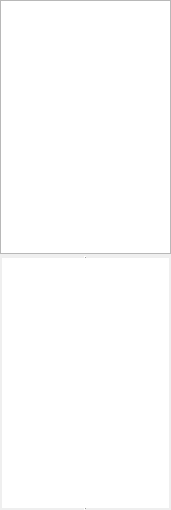
The window that widget_file_browse.ui (ThKattanek/emu64) describes before a commit, drawn with Qt 5.
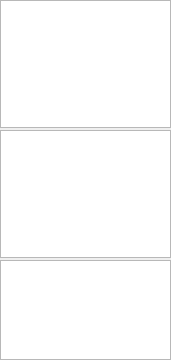
The same window after the commit.

What changed in the file:
```diff
--- a/widget_file_browse.ui
+++ b/widget_file_browse.ui
@@ -7,7 +7,7 @@
     <x>0</x>
     <y>0</y>
     <width>171</width>
-    <height>510</height>
+    <height>360</height>
    </rect>
   </property>
   <property name="font">
@@ -39,6 +39,12 @@
          <pointsize>7</pointsize>
         </font>
        </property>
+       <property name="showDropIndicator" stdset="0">
+        <bool>true</bool>
+       </property>
+       <attribute name="headerVisible">
+        <bool>false</bool>
+       </attribute>
       </widget>
      </item>
      <item>
@@ -49,20 +55,27 @@
          <pointsize>7</pointsize>
         </font>
        </property>
-       <property name="frameShape">
-        <enum>QFrame::VLine</enum>
-       </property>
-       <property name="frameShadow">
-        <enum>QFrame::Raised</enum>
-       </property>
        <property name="autoScroll">
         <bool>true</bool>
        </property>
-       <property name="layoutMode">
-        <enum>QListView::SinglePass</enum>
+       <property name="spacing">
+        <number>2</number>
        </property>
-       <property name="viewMode">
-        <enum>QListView::ListMode</enum>
+      </widget>
+     </item>
+     <item>
+      <widget class="QListWidget" name="listWidget_zip">
+       <property name="minimumSize">
+        <size>
+         <width>0</width>
+         <height>100</height>
+        </size>
+       </property>
+       <property name="maximumSize">
+        <size>
+         <width>16777215</width>
+         <height>100</height>
+        </size>
        </property>
       </widget>
      </item>
```
